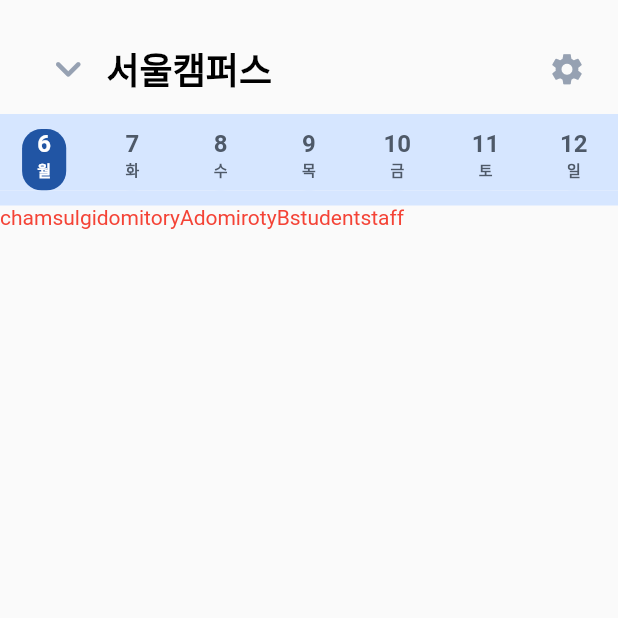
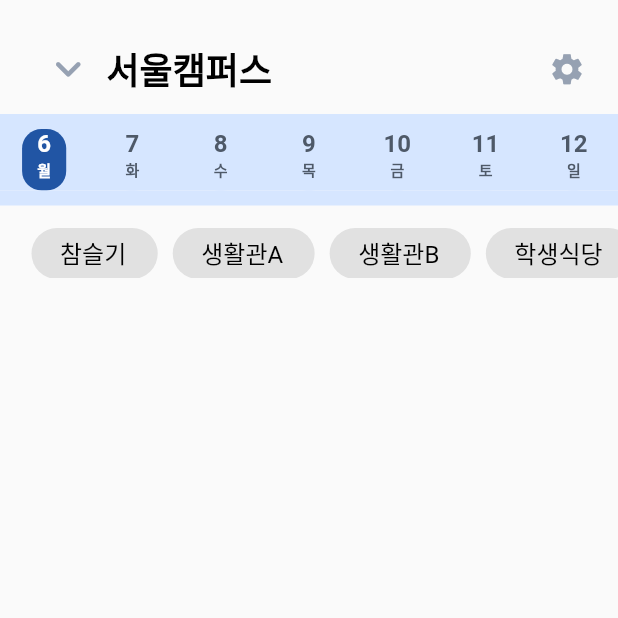
Before and after one commit to HipstuCAU/nyam_nyam_flutter, a Flutter app: the screen it shows after launch, on a phone screen of 412 x 824 dp, the top half of it. Run offline on Flutter 3.47's test engine with Material 2 defaults, Android fonts, the phone set to English and light mode, and no system bars.

Commit message:
[feat] restaurant picker 구현 (#1)

```diff
--- a/lib/screens/home_screen.dart
+++ b/lib/screens/home_screen.dart
@@ -28,18 +28,22 @@ class _HomeScreenState extends State<HomeScreen> {
     false,
     false,
   ];
-  List<String> restaurantName = [];
+  List<bool> isSelectedRestaurant = [
+    true,
+    false,
+    false,
+    false,
+    false,
+    false,
+    false,
+  ];
+  List<String> seoulRestaurantName = ['참슬기', '생활관A', '생활관B', '학생식당', '교직원식당'];
+  List<String> ansungRestaurantName = ['카우이츠', '카우', '라면'];
 
   @override
   void initState() {
     super.initState();
     get7daysFromToday();
-    getRestaurantsName(SeoulRestaurantType.values);
-  }
-
-  List<String> getRestaurantsName(List<SeoulRestaurantType> restaurantTypes) {
-    print(restaurantTypes.toString());
-    return restaurantName;
   }
 
   Map<String, String> get7daysFromToday() {
@@ -82,25 +86,50 @@ class _HomeScreenState extends State<HomeScreen> {
             height: 10,
             color: NyamColors.customSkyBlue,
           ),
-          SizedBox(
-            height: 50,
+          Padding(
+            padding: const EdgeInsets.only(
+              top: 14,
+              left: 20,
+            ),
+            child: SizedBox(
+              height: 34,
               child: ListView.builder(
                 scrollDirection: Axis.horizontal,
                 itemCount: entryPoint == CampusType.Seoul
                     ? SeoulRestaurantType.values.length
                     : AnsungRestaurantType.values.length,
                 itemBuilder: (context, index) {
-                return Text(
+                  return Padding(
+                    padding: const EdgeInsets.only(
+                      right: 10,
+                    ),
+                    child: Container(
+                      decoration: BoxDecoration(
+                        boxShadow: [
+                          BoxShadow(
+                            offset: const Offset(1, 1),
+                            color: Colors.black.withOpacity(0.1),
+                          )
+                        ],
+                        borderRadius: BorderRadius.circular(30),
+                      ),
+                      child: Padding(
+                        padding: const EdgeInsets.symmetric(
+                            horizontal: 20, vertical: 5),
+                        child: Text(
                           entryPoint == CampusType.Seoul
-                      ? SeoulRestaurantType.values[index]
-                          .toString()
-                          .split('.')[1]
-                      : AnsungRestaurantType.values[index].toString(),
+                              ? seoulRestaurantName[index]
+                              : ansungRestaurantName[index],
                           style: const TextStyle(
-                    color: Colors.red,
+                            color: Colors.black,
+                            fontSize: 16,
+                          ),
+                        ),
+                      ),
                     ),
                   );
                 },
+              ),
             ),
           ),
         ],
```
Also changed, not shown: 2 other files. Lines whose indentation alone changed are shown as unchanged.
